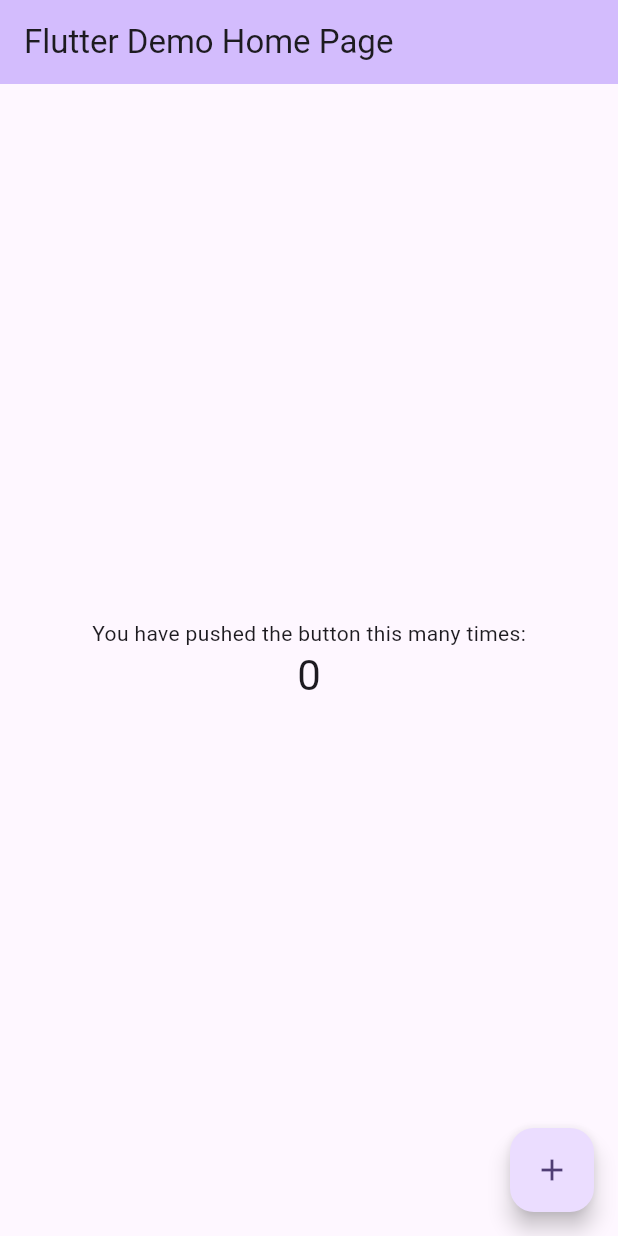
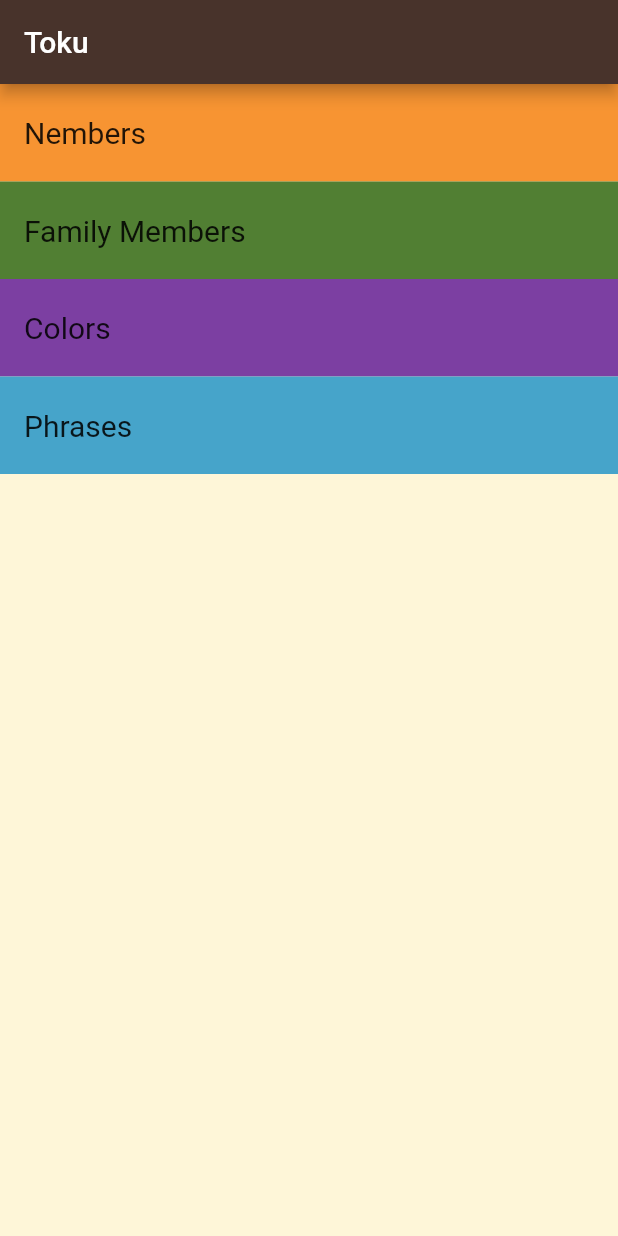
Before and after one commit to yshedid/toku_app, a Flutter app: the screen it shows after launch, on a phone screen of 412 x 824 dp. Run offline on Flutter 3.47's test engine with Material 2 defaults, Android fonts, the phone set to English and light mode, and no system bars.

Commit message:
added the app file and homescreen

```diff
--- /dev/null
+++ b/lib/home_screen.dart
@@ -0,0 +1,38 @@
+import 'package:flutter/material.dart';
+
+class HomeScreen extends StatelessWidget {
+  const HomeScreen({super.key});
+
+  @override
+  Widget build(BuildContext context) {
+    return Scaffold(
+      backgroundColor: Color(0xffFEF6D8),
+      appBar: AppBar(
+        title: Text(
+            "Toku"
+        ),
+        backgroundColor: Color(0xff48332b),
+      ),
+      body: Column(
+        children: [
+          container_pic(text: "Nembers", color: Color(0xfff79432)),
+          container_pic(text: "Family Members", color: Color(0xff517f33)),
+          container_pic(text: "Colors", color: Color(0xff7c3fa2)),
+          container_pic(text: "Phrases", color: Color(0xff46a4ca)),
+
+        ],
+      ),
+    );
+  }
+  Widget container_pic({required String text,required Color color})
+  {
+    return Container(
+        alignment: AlignmentDirectional.centerStart,
+        color: color,
+        width: double.infinity,
+        height: 65,
+        padding: EdgeInsets.all(16),
+        child: Text(text,style: TextStyle(fontSize: 20),)
+    );
+
+  }}
--- a/lib/main.dart
+++ b/lib/main.dart
@@ -1,125 +1,6 @@
 import 'package:flutter/material.dart';
+import 'package:toku_app/toku_app.dart';
 
 void main() {
-  runApp(const MyApp());
+  runApp(TokuApp());
 }
-
-class MyApp extends StatelessWidget {
-  const MyApp({super.key});
-
-  // This widget is the root of your application.
-  @override
-  Widget build(BuildContext context) {
-    return MaterialApp(
-      title: 'Flutter Demo',
-      theme: ThemeData(
-        // This is the theme of your application.
-        //
-        // TRY THIS: Try running your application with "flutter run". You'll see
-        // the application has a blue toolbar. Then, without quitting the app,
-        // try changing the seedColor in the colorScheme below to Colors.green
-        // and then invoke "hot reload" (save your changes or press the "hot
-        // reload" button in a Flutter-supported IDE, or press "r" if you used
-        // the command line to start the app).
-        //
-        // Notice that the counter didn't reset back to zero; the application
-        // state is not lost during the reload. To reset the state, use hot
-        // restart instead.
-        //
-        // This works for code too, not just values: Most code changes can be
-        // tested with just a hot reload.
-        colorScheme: ColorScheme.fromSeed(seedColor: Colors.deepPurple),
-        useMaterial3: true,
-      ),
-      home: const MyHomePage(title: 'Flutter Demo Home Page'),
-    );
-  }
-}
-
-class MyHomePage extends StatefulWidget {
-  const MyHomePage({super.key, required this.title});
-
-  // This widget is the home page of your application. It is stateful, meaning
-  // that it has a State object (defined below) that contains fields that affect
-  // how it looks.
-
-  // This class is the configuration for the state. It holds the values (in this
-  // case the title) provided by the parent (in this case the App widget) and
-  // used by the build method of the State. Fields in a Widget subclass are
-  // always marked "final".
-
-  final String title;
-
-  @override
-  State<MyHomePage> createState() => _MyHomePageState();
-}
-
-class _MyHomePageState extends State<MyHomePage> {
-  int _counter = 0;
-
-  void _incrementCounter() {
-    setState(() {
-      // This call to setState tells the Flutter framework that something has
-      // changed in this State, which causes it to rerun the build method below
-      // so that the display can reflect the updated values. If we changed
-      // _counter without calling setState(), then the build method would not be
-      // called again, and so nothing would appear to happen.
-      _counter++;
-    });
-  }
-
-  @override
-  Widget build(BuildContext context) {
-    // This method is rerun every time setState is called, for instance as done
-    // by the _incrementCounter method above.
-    //
-    // The Flutter framework has been optimized to make rerunning build methods
-    // fast, so that you can just rebuild anything that needs updating rather
-    // than having to individually change instances of widgets.
-    return Scaffold(
-      appBar: AppBar(
-        // TRY THIS: Try changing the color here to a specific color (to
-        // Colors.amber, perhaps?) and trigger a hot reload to see the AppBar
-        // change color while the other colors stay the same.
-        backgroundColor: Theme.of(context).colorScheme.inversePrimary,
-        // Here we take the value from the MyHomePage object that was created by
-        // the App.build method, and use it to set our appbar title.
-        title: Text(widget.title),
-      ),
-      body: Center(
-        // Center is a layout widget. It takes a single child and positions it
-        // in the middle of the parent.
-        child: Column(
-          // Column is also a layout widget. It takes a list of children and
-          // arranges them vertically. By default, it sizes itself to fit its
-          // children horizontally, and tries to be as tall as its parent.
-          //
-          // Column has various properties to control how it sizes itself and
-          // how it positions its children. Here we use mainAxisAlignment to
-          // center the children vertically; the main axis here is the vertical
-          // axis because Columns are vertical (the cross axis would be
-          // horizontal).
-          //
-          // TRY THIS: Invoke "debug painting" (choose the "Toggle Debug Paint"
-          // action in the IDE, or press "p" in the console), to see the
-          // wireframe for each widget.
-          mainAxisAlignment: MainAxisAlignment.center,
-          children: <Widget>[
-            const Text(
-              'You have pushed the button this many times:',
-            ),
-            Text(
-              '$_counter',
-              style: Theme.of(context).textTheme.headlineMedium,
-            ),
-          ],
-        ),
-      ),
-      floatingActionButton: FloatingActionButton(
-        onPressed: _incrementCounter,
-        tooltip: 'Increment',
-        child: const Icon(Icons.add),
-      ), // This trailing comma makes auto-formatting nicer for build methods.
-    );
-  }
-}
--- /dev/null
+++ b/lib/toku_app.dart
@@ -0,0 +1,14 @@
+import 'package:flutter/material.dart';
+
+import 'home_screen.dart';
+
+class TokuApp extends StatelessWidget {
+
+  @override
+  Widget build(BuildContext context) {
+    return MaterialApp(
+      debugShowCheckedModeBanner: false,
+      home: HomeScreen(),
+    );
+  }
+}
```
Also changed, not shown: 65 other files.
